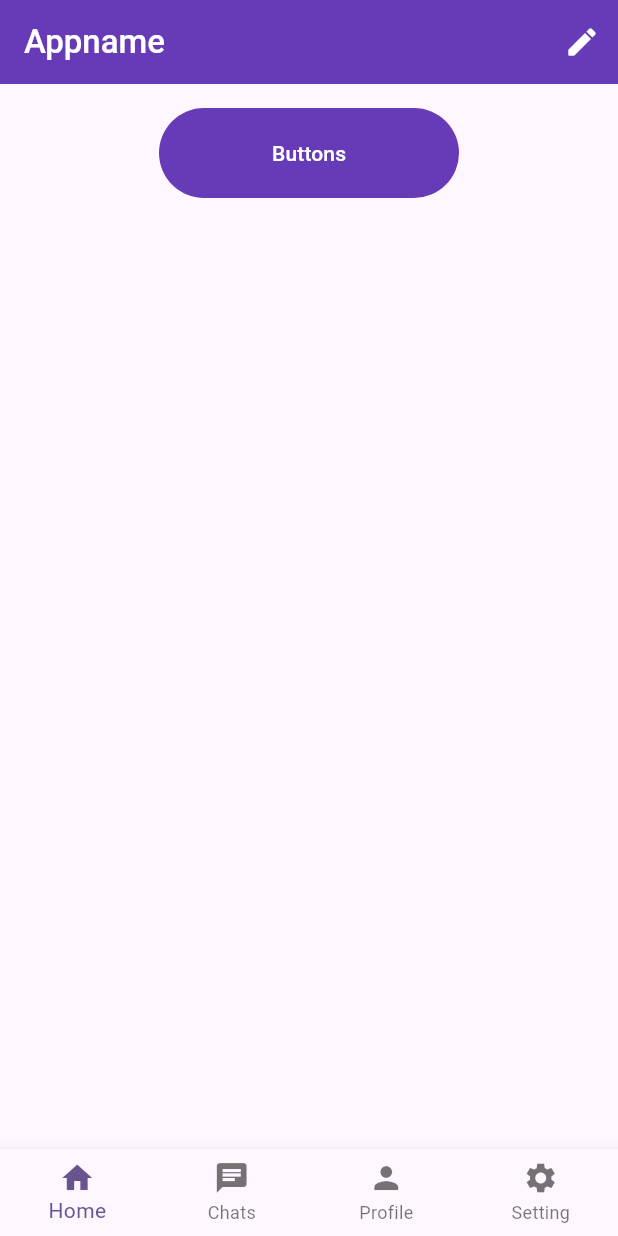
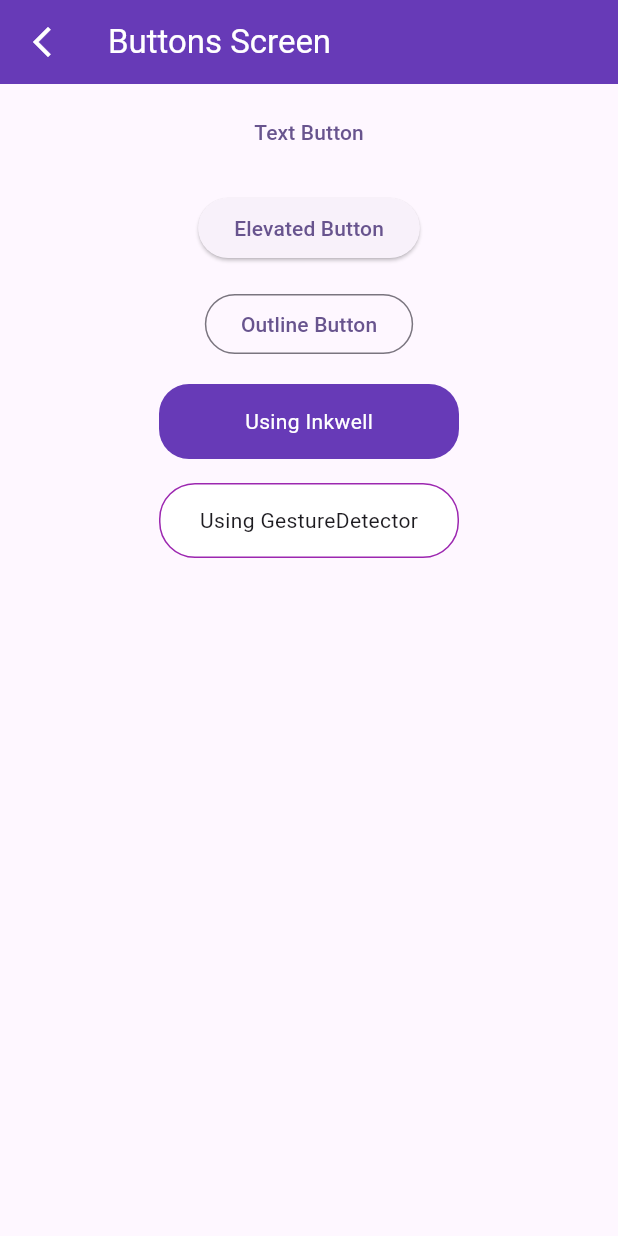
Before and after one commit to xbadal/Flutter-Tranning, a Flutter app: the screen it shows after launch, after a tap on "Buttons", on a phone screen of 412 x 824 dp. Run offline on Flutter 3.47's test engine with Material 3 defaults, Android fonts, the light colour scheme and no system bars.

Commit message:
Button screen

```diff
--- /dev/null
+++ b/profile_screen/lib/screen/buttons/buttons_screen.dart
@@ -0,0 +1,102 @@
+import 'package:flutter/material.dart';
+
+class ButtonsScreen extends StatelessWidget {
+  const ButtonsScreen({super.key, required this.name});
+
+  final String name;
+
+  @override
+  Widget build(BuildContext context) {
+    return Scaffold(
+      appBar: AppBar(
+        title: Text(
+          name,
+          style: const TextStyle(color: Colors.white),
+        ),
+        backgroundColor: Colors.deepPurple,
+        leading: IconButton(
+          icon: const Icon(
+            Icons.arrow_back_ios_new,
+            color: Colors.white,
+          ),
+          onPressed: () {
+            // Popping back with data
+            Navigator.pop(context, "Hello");
+          },
+        ),
+      ),
+      body: Container(
+        padding: const EdgeInsets.all(8.0),
+        width: MediaQuery.of(context).size.width,
+        child: Column(
+          crossAxisAlignment: CrossAxisAlignment.center,
+          children: [
+            TextButton(
+                onPressed: () {
+                  print("Text button clicked");
+                },
+                child: const Text('Text Button')),
+            const SizedBox(
+              height: 16.0,
+            ),
+            ElevatedButton(
+                onPressed: () {
+                  print('Elevated Button Clicked');
+                },
+                child: const Text("Elevated Button")),
+            const SizedBox(
+              height: 16.0,
+            ),
+            OutlinedButton(
+                onPressed: () {
+                  print("Outline Button");
+                },
+                child: const Text("Outline Button")),
+            const SizedBox(
+              height: 16.0,
+            ),
+            InkWell(
+              onTap: () {
+                print("Using Inkwell");
+              },
+              child: Container(
+                height: 50,
+                width: 200,
+                padding: const EdgeInsets.all(8.0),
+                alignment: Alignment.center,
+                decoration: const BoxDecoration(
+                    color: Colors.deepPurple, borderRadius: BorderRadius.all(Radius.circular(20.0))),
+                child: const Text(
+                  "Using Inkwell",
+                  style: TextStyle(color: Colors.white),
+                ),
+              ),
+            ),
+            const SizedBox(
+              height: 16.0,
+            ),
+            GestureDetector(
+              onTap: () {
+                print("Using GestureDetector");
+              },
+              onDoubleTap: () {
+                print("Double tab GestureDetector");
+              },
+              child: Container(
+                alignment: Alignment.center,
+                height: 50,
+                width: 200,
+                padding: const EdgeInsets.all(8.0),
+                decoration: BoxDecoration(
+                    color: Colors.white,
+                    border: Border.all(color: Colors.purple),
+                    borderRadius: const BorderRadius.all(Radius.circular(24.0))),
+                child: const Text("Using GestureDetector"),
+              ),
+            )
+          ],
+        ),
+      ),
+    );
+  }
+}
--- a/profile_screen/lib/screen/home/home_page.dart
+++ b/profile_screen/lib/screen/home/home_page.dart
@@ -1,4 +1,5 @@
 import 'package:flutter/material.dart';
+import 'package:profile_screen/screen/buttons/buttons_screen.dart';
 
 class HomePage extends StatelessWidget {
   const HomePage({super.key});
@@ -15,7 +16,18 @@ class HomePage extends StatelessWidget {
               width: 200,
               height: 60,
               child: TextButton(
-                onPressed: () {},
+                onPressed: () async {
+                  // Navigation from One page to Another and Passing the date
+                  // Also waiting for the result from other page
+                  final result = await Navigator.push(
+                      context,
+                      MaterialPageRoute(
+                          builder: (context) => const ButtonsScreen(
+                                name: "Buttons Screen",
+                              )));
+
+                  print(result);
+                },
                 style: TextButton.styleFrom(backgroundColor: Colors.deepPurple),
                 child: const Text(
                   "Buttons",
--- a/profile_screen/lib/screen/setting/settings_page.dart
+++ b/profile_screen/lib/screen/setting/settings_page.dart
@@ -18,7 +18,7 @@ class SettingsPage extends StatelessWidget {
             ),
           ),
           SettingRowWidget(
-            title: "Change Theme fjhsv hfhfhf hfhfhf fhfhfh fhfhfh fhfhhf fhfhhf fhfhfh hfhfhfh",
+            title: "Change Theme",
             prefixIcon: Icon(
               Icons.color_lens,
               color: Colors.grey,
```
